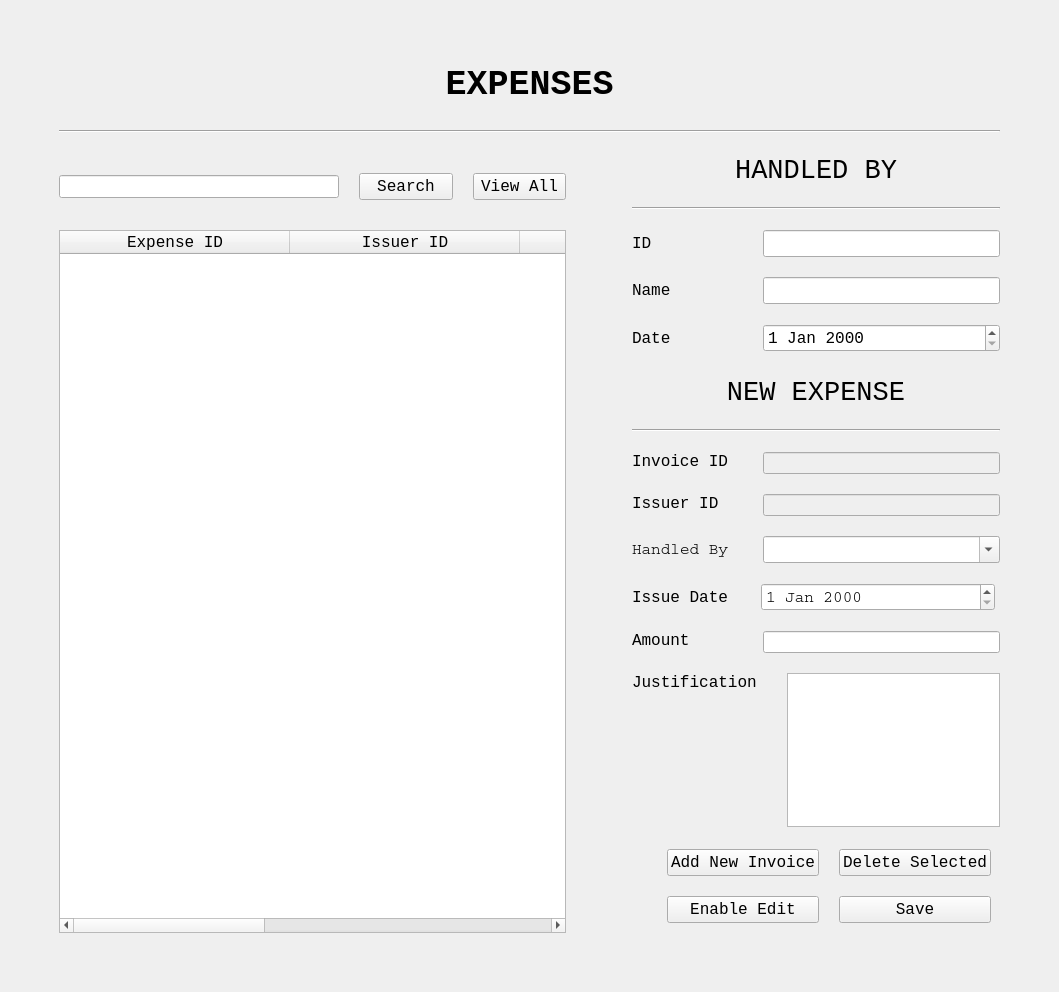
Old version of the form ExpensesUI.ui in the repository ASNaeem/Simple-VCMS.
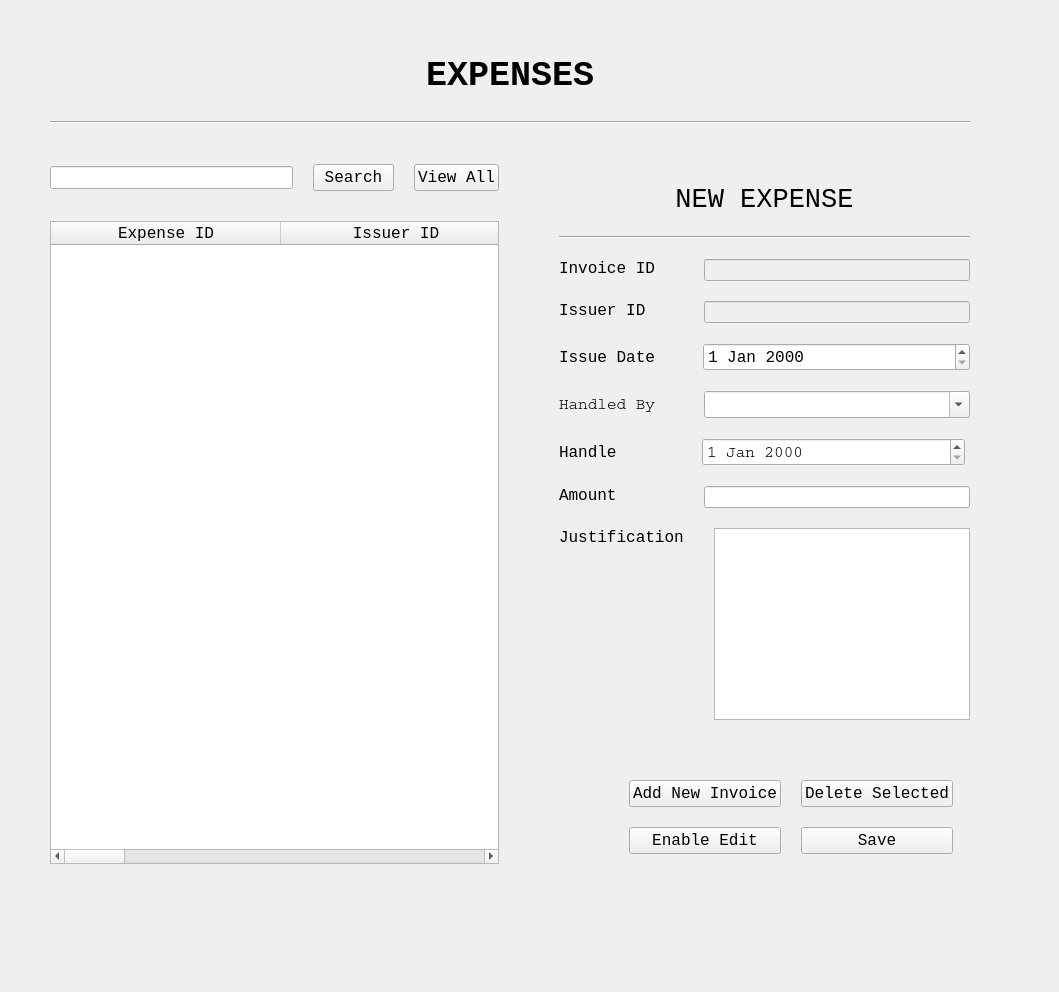
New version of the form.

Diff of the .ui file:
```diff
--- a/ExpensesUI.ui
+++ b/ExpensesUI.ui
@@ -14,8 +14,7 @@
    <string>MainWindow</string>
   </property>
   <widget class="QWidget" name="centralwidget">
-   <layout class="QVBoxLayout" name="verticalLayout_7">
-    <item>
+   <widget class="QWidget" name="">
      <layout class="QVBoxLayout" name="verticalLayout_4" stretch="0,0,1">
       <property name="spacing">
        <number>20</number>
@@ -74,7 +73,7 @@
        </widget>
       </item>
       <item>
-       <layout class="QHBoxLayout" name="horizontalLayout_8" stretch="55,5,40">
+      <layout class="QHBoxLayout" name="horizontalLayout_8" stretch="55,5,0">
         <item>
          <layout class="QVBoxLayout" name="verticalLayout_3">
           <item>
@@ -190,6 +189,28 @@
               </font>
              </property>
             </column>
+           <column>
+            <property name="text">
+             <string>Handled By</string>
+            </property>
+            <property name="font">
+             <font>
+              <family>Courier New</family>
+              <pointsize>12</pointsize>
+             </font>
+            </property>
+           </column>
+           <column>
+            <property name="text">
+             <string>Handle Date</string>
+            </property>
+            <property name="font">
+             <font>
+              <family>Courier New</family>
+              <pointsize>12</pointsize>
+             </font>
+            </property>
+           </column>
             <column>
              <property name="text">
               <string>Amount</string>
@@ -231,7 +252,182 @@
         </item>
         <item>
          <layout class="QGridLayout" name="gridLayout">
-          <item row="6" column="0">
+         <item row="5" column="0">
+          <layout class="QHBoxLayout" name="horizontalLayout_14" stretch="30,64">
+           <item>
+            <widget class="QLabel" name="label_7">
+             <property name="sizePolicy">
+              <sizepolicy hsizetype="Expanding" vsizetype="Expanding">
+               <horstretch>0</horstretch>
+               <verstretch>0</verstretch>
+              </sizepolicy>
+             </property>
+             <property name="font">
+              <font>
+               <family>Courier</family>
+               <pointsize>12</pointsize>
+              </font>
+             </property>
+             <property name="text">
+              <string>Handled By</string>
+             </property>
+            </widget>
+           </item>
+           <item>
+            <widget class="QComboBox" name="comboBox">
+             <property name="font">
+              <font>
+               <family>Courier</family>
+               <pointsize>12</pointsize>
+              </font>
+             </property>
+             <property name="editable">
+              <bool>true</bool>
+             </property>
+             <property name="insertPolicy">
+              <enum>QComboBox::NoInsert</enum>
+             </property>
+             <property name="placeholderText">
+              <string>Start typing. . .</string>
+             </property>
+            </widget>
+           </item>
+          </layout>
+         </item>
+         <item row="8" column="0">
+          <layout class="QHBoxLayout" name="horizontalLayout_6" stretch="7,15">
+           <item>
+            <widget class="QLabel" name="label_3">
+             <property name="sizePolicy">
+              <sizepolicy hsizetype="Expanding" vsizetype="Expanding">
+               <horstretch>0</horstretch>
+               <verstretch>0</verstretch>
+              </sizepolicy>
+             </property>
+             <property name="font">
+              <font>
+               <family>Courier New</family>
+               <pointsize>12</pointsize>
+              </font>
+             </property>
+             <property name="text">
+              <string>Justification </string>
+             </property>
+             <property name="alignment">
+              <set>Qt::AlignLeading|Qt::AlignLeft|Qt::AlignTop</set>
+             </property>
+            </widget>
+           </item>
+           <item>
+            <widget class="QTextEdit" name="textEdit">
+             <property name="sizePolicy">
+              <sizepolicy hsizetype="Expanding" vsizetype="Expanding">
+               <horstretch>0</horstretch>
+               <verstretch>0</verstretch>
+              </sizepolicy>
+             </property>
+             <property name="font">
+              <font>
+               <family>Courier New</family>
+               <pointsize>12</pointsize>
+              </font>
+             </property>
+            </widget>
+           </item>
+          </layout>
+         </item>
+         <item row="0" column="0">
+          <spacer name="verticalSpacer_4">
+           <property name="orientation">
+            <enum>Qt::Vertical</enum>
+           </property>
+           <property name="sizeHint" stdset="0">
+            <size>
+             <width>20</width>
+             <height>40</height>
+            </size>
+           </property>
+          </spacer>
+         </item>
+         <item row="2" column="0">
+          <layout class="QHBoxLayout" name="horizontalLayout_2" stretch="30,64">
+           <item>
+            <widget class="QLabel" name="ServiceIdLebel">
+             <property name="sizePolicy">
+              <sizepolicy hsizetype="Expanding" vsizetype="Expanding">
+               <horstretch>0</horstretch>
+               <verstretch>0</verstretch>
+              </sizepolicy>
+             </property>
+             <property name="font">
+              <font>
+               <family>Courier New</family>
+               <pointsize>12</pointsize>
+              </font>
+             </property>
+             <property name="text">
+              <string>Invoice ID</string>
+             </property>
+             <property name="alignment">
+              <set>Qt::AlignLeading|Qt::AlignLeft|Qt::AlignTop</set>
+             </property>
+            </widget>
+           </item>
+           <item>
+            <widget class="QLineEdit" name="line_bill_id">
+             <property name="enabled">
+              <bool>false</bool>
+             </property>
+             <property name="sizePolicy">
+              <sizepolicy hsizetype="Expanding" vsizetype="Expanding">
+               <horstretch>0</horstretch>
+               <verstretch>0</verstretch>
+              </sizepolicy>
+             </property>
+            </widget>
+           </item>
+          </layout>
+         </item>
+         <item row="3" column="0">
+          <layout class="QHBoxLayout" name="horizontalLayout_3" stretch="30,64">
+           <item>
+            <widget class="QLabel" name="ServiceNameLebel">
+             <property name="sizePolicy">
+              <sizepolicy hsizetype="Expanding" vsizetype="Expanding">
+               <horstretch>0</horstretch>
+               <verstretch>0</verstretch>
+              </sizepolicy>
+             </property>
+             <property name="font">
+              <font>
+               <family>Courier New</family>
+               <pointsize>12</pointsize>
+              </font>
+             </property>
+             <property name="text">
+              <string>Issuer ID</string>
+             </property>
+             <property name="alignment">
+              <set>Qt::AlignLeading|Qt::AlignLeft|Qt::AlignTop</set>
+             </property>
+            </widget>
+           </item>
+           <item>
+            <widget class="QLineEdit" name="line_animal_id">
+             <property name="enabled">
+              <bool>false</bool>
+             </property>
+             <property name="sizePolicy">
+              <sizepolicy hsizetype="Expanding" vsizetype="Expanding">
+               <horstretch>0</horstretch>
+               <verstretch>0</verstretch>
+              </sizepolicy>
+             </property>
+            </widget>
+           </item>
+          </layout>
+         </item>
+         <item row="1" column="0">
            <layout class="QVBoxLayout" name="verticalLayout_6">
             <item>
              <widget class="QLabel" name="label">
@@ -264,128 +460,7 @@
             </item>
            </layout>
           </item>
-          <item row="3" column="0">
-           <layout class="QVBoxLayout" name="verticalLayout_5">
-            <item>
-             <layout class="QHBoxLayout" name="horizontalLayout_12" stretch="7,15">
-              <item>
-               <widget class="QLabel" name="label_4">
-                <property name="sizePolicy">
-                 <sizepolicy hsizetype="Expanding" vsizetype="Expanding">
-                  <horstretch>0</horstretch>
-                  <verstretch>0</verstretch>
-                 </sizepolicy>
-                </property>
-                <property name="font">
-                 <font>
-                  <family>Courier New</family>
-                  <pointsize>12</pointsize>
-                 </font>
-                </property>
-                <property name="text">
-                 <string>ID</string>
-                </property>
-               </widget>
-              </item>
-              <item>
-               <widget class="QLineEdit" name="lineEdit_2">
-                <property name="sizePolicy">
-                 <sizepolicy hsizetype="Expanding" vsizetype="Expanding">
-                  <horstretch>0</horstretch>
-                  <verstretch>0</verstretch>
-                 </sizepolicy>
-                </property>
-                <property name="font">
-                 <font>
-                  <family>Courier New</family>
-                  <pointsize>12</pointsize>
-                 </font>
-                </property>
-               </widget>
-              </item>
-             </layout>
-            </item>
-            <item>
-             <layout class="QHBoxLayout" name="horizontalLayout_11" stretch="7,15">
-              <item>
-               <widget class="QLabel" name="label_2">
-                <property name="sizePolicy">
-                 <sizepolicy hsizetype="Expanding" vsizetype="Expanding">
-                  <horstretch>0</horstretch>
-                  <verstretch>0</verstretch>
-                 </sizepolicy>
-                </property>
-                <property name="font">
-                 <font>
-                  <family>Courier New</family>
-                  <pointsize>12</pointsize>
-                 </font>
-                </property>
-                <property name="text">
-                 <string>Name</string>
-                </property>
-               </widget>
-              </item>
-              <item>
-               <widget class="QLineEdit" name="lineEdit">
-                <property name="sizePolicy">
-                 <sizepolicy hsizetype="Expanding" vsizetype="Expanding">
-                  <horstretch>0</horstretch>
-                  <verstretch>0</verstretch>
-                 </sizepolicy>
-                </property>
-                <property name="font">
-                 <font>
-                  <family>Courier New</family>
-                  <pointsize>12</pointsize>
-                 </font>
-                </property>
-               </widget>
-              </item>
-             </layout>
-            </item>
-            <item>
-             <layout class="QHBoxLayout" name="horizontalLayout_13" stretch="7,15">
-              <item>
-               <widget class="QLabel" name="label_5">
-                <property name="sizePolicy">
-                 <sizepolicy hsizetype="Expanding" vsizetype="Expanding">
-                  <horstretch>0</horstretch>
-                  <verstretch>0</verstretch>
-                 </sizepolicy>
-                </property>
-                <property name="font">
-                 <font>
-                  <family>Courier New</family>
-                  <pointsize>12</pointsize>
-                 </font>
-                </property>
-                <property name="text">
-                 <string>Date</string>
-                </property>
-               </widget>
-              </item>
-              <item>
-               <widget class="QDateEdit" name="dateEdit_2">
-                <property name="sizePolicy">
-                 <sizepolicy hsizetype="Expanding" vsizetype="Expanding">
-                  <horstretch>0</horstretch>
-                  <verstretch>0</verstretch>
-                 </sizepolicy>
-                </property>
-                <property name="font">
-                 <font>
-                  <family>Courier New</family>
-                  <pointsize>12</pointsize>
-                 </font>
-                </property>
-               </widget>
-              </item>
-             </layout>
-            </item>
-           </layout>
-          </item>
-          <item row="11" column="0">
+         <item row="7" column="0">
            <layout class="QHBoxLayout" name="horizontalLayout_4" stretch="30,64">
             <item>
              <widget class="QLabel" name="CostLebel">
@@ -422,51 +497,6 @@
            </layout>
           </item>
           <item row="10" column="0">
-           <layout class="QHBoxLayout" name="horizontalLayout_5" stretch="7,15">
-            <property name="rightMargin">
-             <number>5</number>
-            </property>
-            <property name="bottomMargin">
-             <number>0</number>
-            </property>
-            <item>
-             <widget class="QLabel" name="AvailabilityLebel">
-              <property name="sizePolicy">
-               <sizepolicy hsizetype="Expanding" vsizetype="Expanding">
-                <horstretch>0</horstretch>
-                <verstretch>0</verstretch>
-               </sizepolicy>
-              </property>
-              <property name="font">
-               <font>
-                <family>Courier New</family>
-                <pointsize>12</pointsize>
-               </font>
-              </property>
-              <property name="text">
-               <string>Issue Date</string>
-              </property>
-             </widget>
-            </item>
-            <item>
-             <widget class="QDateEdit" name="dateEdit">
-              <property name="sizePolicy">
-               <sizepolicy hsizetype="Expanding" vsizetype="Expanding">
-                <horstretch>0</horstretch>
-                <verstretch>0</verstretch>
-               </sizepolicy>
-              </property>
-              <property name="font">
-               <font>
-                <family>Courier</family>
-                <pointsize>12</pointsize>
-               </font>
-              </property>
-             </widget>
-            </item>
-           </layout>
-          </item>
-          <item row="14" column="0">
            <layout class="QHBoxLayout" name="horizontalLayout_10" stretch="4,0,1">
             <property name="bottomMargin">
              <number>10</number>
@@ -599,205 +629,29 @@
             </item>
            </layout>
           </item>
-          <item row="4" column="0">
-           <spacer name="verticalSpacer">
-            <property name="orientation">
-             <enum>Qt::Vertical</enum>
-            </property>
-            <property name="sizeHint" stdset="0">
-             <size>
-              <width>20</width>
-              <height>40</height>
-             </size>
-            </property>
-           </spacer>
-          </item>
-          <item row="12" column="0">
-           <layout class="QHBoxLayout" name="horizontalLayout_6" stretch="7,15">
-            <item>
-             <widget class="QLabel" name="label_3">
-              <property name="sizePolicy">
-               <sizepolicy hsizetype="Expanding" vsizetype="Expanding">
-                <horstretch>0</horstretch>
-                <verstretch>0</verstretch>
-               </sizepolicy>
-              </property>
-              <property name="font">
-               <font>
-                <family>Courier New</family>
-                <pointsize>12</pointsize>
-               </font>
-              </property>
-              <property name="text">
-               <string>Justification </string>
-              </property>
-              <property name="alignment">
-               <set>Qt::AlignLeading|Qt::AlignLeft|Qt::AlignTop</set>
-              </property>
-             </widget>
-            </item>
-            <item>
-             <widget class="QTextEdit" name="textEdit">
-              <property name="sizePolicy">
-               <sizepolicy hsizetype="Expanding" vsizetype="Expanding">
-                <horstretch>0</horstretch>
-                <verstretch>0</verstretch>
-               </sizepolicy>
-              </property>
-              <property name="font">
-               <font>
-                <family>Courier New</family>
-                <pointsize>12</pointsize>
-               </font>
-              </property>
-             </widget>
-            </item>
-           </layout>
-          </item>
-          <item row="0" column="0">
-           <spacer name="verticalSpacer_4">
-            <property name="orientation">
-             <enum>Qt::Vertical</enum>
-            </property>
-            <property name="sizeHint" stdset="0">
-             <size>
-              <width>20</width>
-              <height>40</height>
-             </size>
-            </property>
-           </spacer>
-          </item>
-          <item row="8" column="0">
-           <layout class="QHBoxLayout" name="horizontalLayout_3" stretch="30,64">
-            <item>
-             <widget class="QLabel" name="ServiceNameLebel">
-              <property name="sizePolicy">
-               <sizepolicy hsizetype="Expanding" vsizetype="Expanding">
-                <horstretch>0</horstretch>
-                <verstretch>0</verstretch>
-               </sizepolicy>
-              </property>
-              <property name="font">
-               <font>
-                <family>Courier New</family>
-                <pointsize>12</pointsize>
-               </font>
-              </property>
-              <property name="text">
-               <string>Issuer ID</string>
-              </property>
-              <property name="alignment">
-               <set>Qt::AlignLeading|Qt::AlignLeft|Qt::AlignTop</set>
-              </property>
-             </widget>
-            </item>
-            <item>
-             <widget class="QLineEdit" name="line_animal_id">
-              <property name="enabled">
-               <bool>false</bool>
-              </property>
-              <property name="sizePolicy">
-               <sizepolicy hsizetype="Expanding" vsizetype="Expanding">
-                <horstretch>0</horstretch>
-                <verstretch>0</verstretch>
-               </sizepolicy>
-              </property>
-             </widget>
-            </item>
-           </layout>
-          </item>
-          <item row="13" column="0">
-           <spacer name="verticalSpacer_3">
-            <property name="orientation">
-             <enum>Qt::Vertical</enum>
-            </property>
-            <property name="sizeHint" stdset="0">
-             <size>
-              <width>20</width>
-              <height>40</height>
-             </size>
-            </property>
-           </spacer>
-          </item>
-          <item row="1" column="0">
-           <widget class="QLabel" name="label_6">
-            <property name="font">
-             <font>
-              <family>Courier New</family>
-              <pointsize>20</pointsize>
-             </font>
-            </property>
-            <property name="text">
-             <string>HANDLED BY</string>
-            </property>
-            <property name="alignment">
-             <set>Qt::AlignCenter</set>
-            </property>
-           </widget>
-          </item>
-          <item row="7" column="0">
-           <layout class="QHBoxLayout" name="horizontalLayout_2" stretch="30,64">
-            <item>
-             <widget class="QLabel" name="ServiceIdLebel">
-              <property name="sizePolicy">
-               <sizepolicy hsizetype="Expanding" vsizetype="Expanding">
-                <horstretch>0</horstretch>
-                <verstretch>0</verstretch>
-               </sizepolicy>
-              </property>
-              <property name="font">
-               <font>
-                <family>Courier New</family>
-                <pointsize>12</pointsize>
-               </font>
-              </property>
-              <property name="text">
-               <string>Invoice ID</string>
-              </property>
-              <property name="alignment">
-               <set>Qt::AlignLeading|Qt::AlignLeft|Qt::AlignTop</set>
-              </property>
-             </widget>
-            </item>
-            <item>
-             <widget class="QLineEdit" name="line_bill_id">
-              <property name="enabled">
-               <bool>false</bool>
-              </property>
-              <property name="sizePolicy">
-               <sizepolicy hsizetype="Expanding" vsizetype="Expanding">
-                <horstretch>0</horstretch>
-                <verstretch>0</verstretch>
-               </sizepolicy>
-              </property>
-             </widget>
-            </item>
-           </layout>
-          </item>
-          <item row="2" column="0">
-           <widget class="Line" name="line_3">
-            <property name="orientation">
-             <enum>Qt::Horizontal</enum>
-            </property>
-           </widget>
-          </item>
-          <item row="5" column="0">
-           <spacer name="verticalSpacer_5">
-            <property name="orientation">
-             <enum>Qt::Vertical</enum>
-            </property>
-            <property name="sizeHint" stdset="0">
-             <size>
-              <width>20</width>
-              <height>40</height>
-             </size>
-            </property>
-           </spacer>
-          </item>
           <item row="9" column="0">
-           <layout class="QHBoxLayout" name="horizontalLayout_14" stretch="30,64">
+          <spacer name="verticalSpacer_3">
+           <property name="orientation">
+            <enum>Qt::Vertical</enum>
+           </property>
+           <property name="sizeHint" stdset="0">
+            <size>
+             <width>20</width>
+             <height>40</height>
+            </size>
+           </property>
+          </spacer>
+         </item>
+         <item row="6" column="0">
+          <layout class="QHBoxLayout" name="horizontalLayout_5" stretch="7,15">
+           <property name="rightMargin">
+            <number>5</number>
+           </property>
+           <property name="bottomMargin">
+            <number>0</number>
+           </property>
             <item>
-             <widget class="QLabel" name="label_7">
+            <widget class="QLabel" name="AvailabilityLebel">
               <property name="sizePolicy">
                <sizepolicy hsizetype="Expanding" vsizetype="Expanding">
                 <horstretch>0</horstretch>
@@ -806,31 +660,55 @@
               </property>
               <property name="font">
                <font>
-                <family>Courier</family>
+               <family>Courier New</family>
                 <pointsize>12</pointsize>
                </font>
               </property>
               <property name="text">
-               <string>Handled By</string>
+              <string>Handle</string>
               </property>
              </widget>
             </item>
             <item>
-             <widget class="QComboBox" name="comboBox">
+            <widget class="QDateEdit" name="date_handle">
+             <property name="sizePolicy">
+              <sizepolicy hsizetype="Expanding" vsizetype="Expanding">
+               <horstretch>0</horstretch>
+               <verstretch>0</verstretch>
+              </sizepolicy>
+             </property>
               <property name="font">
                <font>
                 <family>Courier</family>
                 <pointsize>12</pointsize>
                </font>
               </property>
-              <property name="editable">
-               <bool>true</bool>
-              </property>
-              <property name="insertPolicy">
-               <enum>QComboBox::NoInsert</enum>
-              </property>
-              <property name="placeholderText">
-               <string>Start typing. . .</string>
+            </widget>
+           </item>
+          </layout>
+         </item>
+         <item row="4" column="0">
+          <layout class="QHBoxLayout" name="horizontalLayout_11" stretch="7,15">
+           <item>
+            <widget class="QLabel" name="label_2">
+             <property name="font">
+              <font>
+               <family>Courier New</family>
+               <pointsize>12</pointsize>
+              </font>
+             </property>
+             <property name="text">
+              <string>Issue Date</string>
+             </property>
+            </widget>
+           </item>
+           <item>
+            <widget class="QDateEdit" name="date_issue">
+             <property name="font">
+              <font>
+               <family>Courier New</family>
+               <pointsize>12</pointsize>
+              </font>
               </property>
              </widget>
             </item>
@@ -841,8 +719,7 @@
        </layout>
       </item>
      </layout>
-    </item>
-   </layout>
+   </widget>
   </widget>
  </widget>
  <resources/>
```
Left out of the diff: 4 changed lines with no effect on the pictures. Lines whose indentation alone changed are shown as unchanged.
